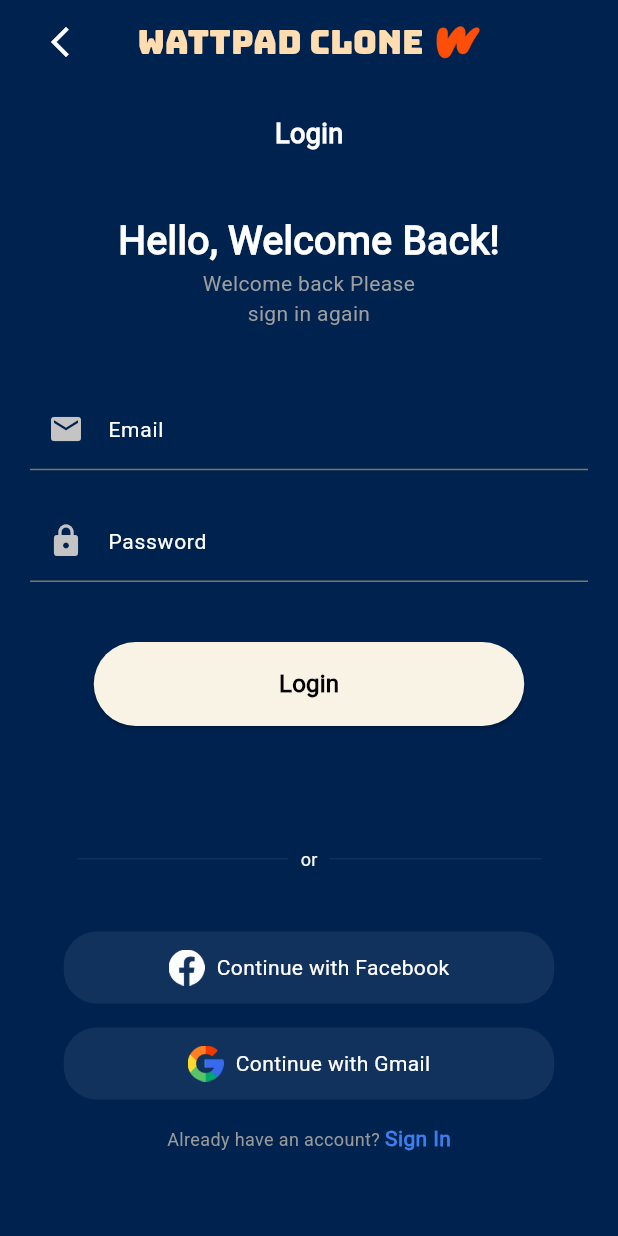
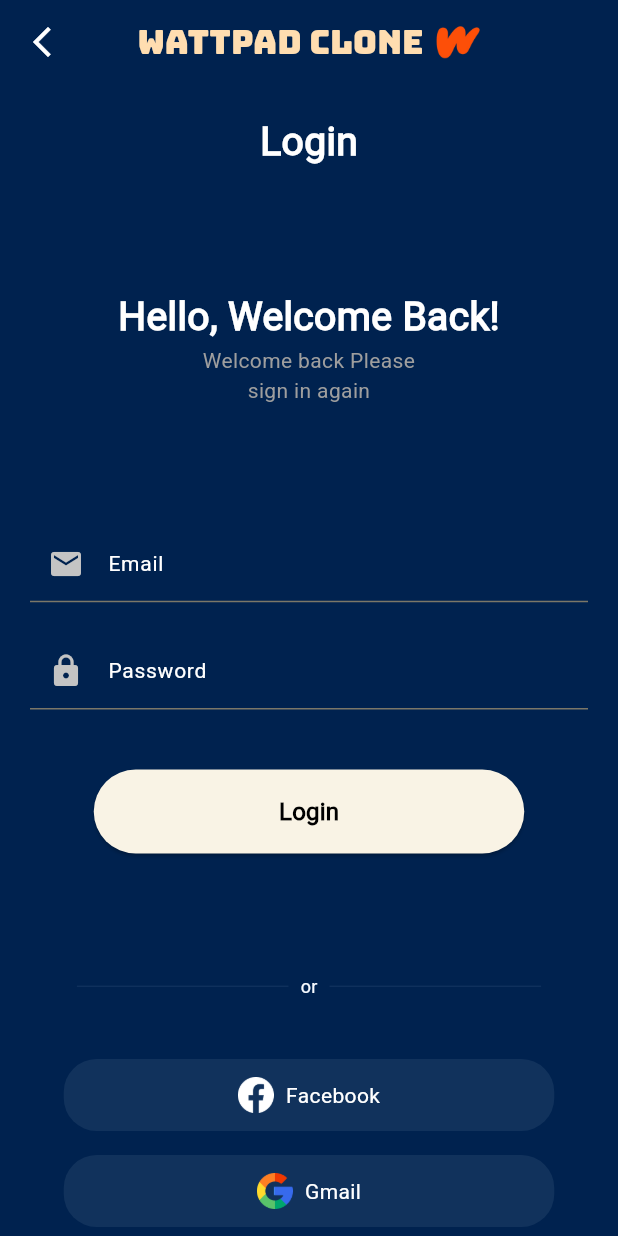
Before and after one commit to kirabian/PPKD_B3, a Flutter app: the screen it shows after launch, on a phone screen of 412 x 824 dp. Run offline on Flutter 3.47's test engine with Material 3 defaults, Android fonts, the phone set to English and light mode, and no system bars.

Commit message:
Update Tugas 6

```diff
--- a/lib/tugas_6/tugas6.dart
+++ b/lib/tugas_6/tugas6.dart
@@ -11,28 +11,44 @@
 class _WattpadCloneState extends State<WattpadClone> {
   final _formKey = GlobalKey<FormState>();
 
+  void _showFeatureNotAvailableDialog() {
+    showDialog(
+      context: context,
+      builder: (BuildContext context) {
+        return AlertDialog(
+          title: const Text("Fitur Belum Tersedia"),
+          content: const Text(
+            "Maaf, login dengan metode ini belum tersedia saat ini. Silakan gunakan email dan password.",
+          ),
+          actions: [
+            TextButton(
+              child: const Text("OK"),
+              onPressed: () {
+                Navigator.of(context).pop();
+              },
+            ),
+          ],
+        );
+      },
+    );
+  }
+
   @override
   Widget build(BuildContext context) {
     return Scaffold(
-      backgroundColor: Color(0xFF00224F),
+      backgroundColor: const Color(0xFF00224F),
       appBar: AppBar(
         backgroundColor: const Color(0xFF00224F),
-        automaticallyImplyLeading: false, // Nonaktifkan back button default
+        automaticallyImplyLeading: false,
         title: Stack(
           alignment: Alignment.center,
           children: [
-            // Back button di kiri
-            Align(
+            const Align(
               alignment: Alignment.centerLeft,
-              child: IconButton(
-                icon: const Icon(Icons.arrow_back_ios_new, color: Colors.white),
-                onPressed: () => Navigator.pop(context),
+              child: Icon(Icons.arrow_back_ios_new, color: Colors.white),
             ),
-            ),
-            // Judul dan logo di tengah
             Row(
-              mainAxisSize: MainAxisSize
-                  .min, // Penting agar row tidak mengambil lebar penuh
+              mainAxisSize: MainAxisSize.min,
               children: [
                 const Text(
                   'wattpad clone',
@@ -51,8 +67,7 @@
             ),
           ],
         ),
-        centerTitle:
-            true, // Tetap diperlukan untuk memastikan Stack berada di tengah
+        centerTitle: true,
       ),
       body: SingleChildScrollView(
         child: Stack(
@@ -63,20 +78,20 @@
                 child: Column(
                   mainAxisAlignment: MainAxisAlignment.center,
                   children: [
-                    SizedBox(height: 20),
-                    Text(
+                    const SizedBox(height: 20),
+                    const Text(
                       'Login',
                       style: TextStyle(
                         fontFamily: 'Roboto',
                         color: Colors.white,
-                        fontSize: 18,
+                        fontSize: 26,
                         fontWeight: FontWeight.bold,
                       ),
                     ),
-                    SizedBox(height: 40),
+                    const SizedBox(height: 80),
                     Container(
                       padding: const EdgeInsets.symmetric(horizontal: 20),
-                      child: Text(
+                      child: const Text(
                         "Hello, Welcome Back!",
                         style: TextStyle(
                           fontFamily: 'Roboto',
@@ -91,7 +106,7 @@
                       children: [
                         Padding(
                           padding: const EdgeInsets.symmetric(horizontal: 20),
-                          child: Text(
+                          child: const Text(
                             "Welcome back Please\nsign in again",
                             textAlign: TextAlign.center,
                             style: TextStyle(
@@ -104,23 +119,29 @@
                         ),
                       ],
                     ),
-                    SizedBox(height: 40),
+                    const SizedBox(height: 80),
                     Padding(
                       padding: const EdgeInsets.symmetric(horizontal: 20),
                       child: TextFormField(
-                        decoration: InputDecoration(
-                          prefixIcon: Icon(
-                            Icons.email,
-                            color: Color(0xFFC4C4C4),
-                          ),
-                          labelText: 'Email',
-                          labelStyle: TextStyle(
+                        style: const TextStyle(
                           color: Colors.white,
                           fontFamily: 'Roboto',
                           fontSize: 14,
                           fontWeight: FontWeight.w400,
                         ),
-                          border: UnderlineInputBorder(),
+                        decoration: InputDecoration(
+                          prefixIcon: const Icon(
+                            Icons.email,
+                            color: Color(0xFFC4C4C4),
+                          ),
+                          labelText: 'Email',
+                          labelStyle: const TextStyle(
+                            color: Colors.white,
+                            fontFamily: 'Roboto',
+                            fontSize: 14,
+                            fontWeight: FontWeight.w400,
+                          ),
+                          border: const UnderlineInputBorder(),
                         ),
                         validator: (value) {
                           if (value == null || value.isEmpty) {
@@ -133,23 +154,29 @@
                         },
                       ),
                     ),
-                    SizedBox(height: 20),
+                    const SizedBox(height: 20),
                     Padding(
                       padding: const EdgeInsets.symmetric(horizontal: 20),
                       child: TextFormField(
-                        decoration: InputDecoration(
-                          prefixIcon: Icon(
-                            Icons.lock,
-                            color: Color(0xFFC4C4C4),
-                          ),
-                          labelText: 'Password',
-                          labelStyle: TextStyle(
+                        style: const TextStyle(
                           color: Colors.white,
                           fontFamily: 'Roboto',
                           fontSize: 14,
                           fontWeight: FontWeight.w400,
                         ),
-                          border: UnderlineInputBorder(),
+                        decoration: InputDecoration(
+                          prefixIcon: const Icon(
+                            Icons.lock,
+                            color: Color(0xFFC4C4C4),
+                          ),
+                          labelText: 'Password',
+                          labelStyle: const TextStyle(
+                            color: Colors.white,
+                            fontFamily: 'Roboto',
+                            fontSize: 14,
+                            fontWeight: FontWeight.w400,
+                          ),
+                          border: const UnderlineInputBorder(),
                         ),
                         obscureText: true,
                         validator: (value) {
@@ -160,14 +187,18 @@
                         },
                       ),
                     ),
-                    SizedBox(height: 40),
+                    const SizedBox(height: 40),
                     SizedBox(
                       width: 287,
                       height: 56,
                       child: ElevatedButton(
                         onPressed: () {
                           if (_formKey.currentState!.validate()) {
-                            // Process data.
+                            ScaffoldMessenger.of(context).showSnackBar(
+                              const SnackBar(
+                                content: Text("Form Validasi Berhasil"),
+                              ),
+                            );
                           }
                         },
                         child: const Text(
@@ -176,19 +207,19 @@
                             color: Colors.black,
                             fontFamily: "Roboto",
                             fontSize: 16,
-                            fontWeight: FontWeight.bold, // Warna teks hitam
+                            fontWeight: FontWeight.bold,
                           ),
                         ),
                       ),
                     ),
-                    SizedBox(height: 80),
+                    const SizedBox(height: 80),
                     Row(
                       mainAxisAlignment: MainAxisAlignment.center,
                       children: [
                         Container(
                           width: 141,
                           height: 0.8,
-                          color: Color(0xFF12325E),
+                          color: const Color(0xFF12325E),
                         ),
                         const Padding(
                           padding: EdgeInsets.symmetric(horizontal: 8),
@@ -205,20 +236,22 @@
                         Container(
                           width: 141,
                           height: 0.8,
-                          color: Color(0xFF12325E),
+                          color: const Color(0xFF12325E),
                         ),
                       ],
                     ),
-                    SizedBox(height: 40),
+                    const SizedBox(height: 40),
                     Column(
                       mainAxisAlignment: MainAxisAlignment.start,
                       children: [
-                        // Kotak Facebook
-                        Container(
+                        // Facebook Button
+                        GestureDetector(
+                          onTap: _showFeatureNotAvailableDialog,
+                          child: Container(
                             width: 327,
                             height: 48,
                             decoration: BoxDecoration(
-                            color: Color(0xFF11325C),
+                              color: const Color(0xFF11325C),
                               borderRadius: BorderRadius.circular(22),
                             ),
                             child: Row(
@@ -228,10 +261,10 @@
                                   'assets/images/logos/Facebook.png',
                                   width: 24,
                                   height: 24,
-                              ), // Logo Facebook
-                              SizedBox(width: 8),
-                              Text(
-                                'Continue with Facebook',
+                                ),
+                                const SizedBox(width: 8),
+                                const Text(
+                                  'Facebook',
                                   style: TextStyle(
                                     color: Colors.white,
                                     fontWeight: FontWeight.w500,
@@ -242,13 +275,16 @@
                               ],
                             ),
                           ),
-                        SizedBox(height: 16), // Spasi antar kotak
-                        // Kotak Gmail
-                        Container(
+                        ),
+                        const SizedBox(height: 16),
+                        // Gmail Button
+                        GestureDetector(
+                          onTap: _showFeatureNotAvailableDialog,
+                          child: Container(
                             width: 327,
                             height: 48,
                             decoration: BoxDecoration(
-                            color: Color(0xFF11325C),
+                              color: const Color(0xFF11325C),
                               borderRadius: BorderRadius.circular(22),
                             ),
                             child: Row(
@@ -259,9 +295,9 @@
                                   width: 24,
                                   height: 24,
                                 ),
-                              SizedBox(width: 8),
-                              Text(
-                                'Continue with Gmail',
+                                const SizedBox(width: 8),
+                                const Text(
+                                  'Gmail',
                                   style: TextStyle(
                                     color: Colors.white,
                                     fontWeight: FontWeight.w500,
@@ -272,7 +308,8 @@
                               ],
                             ),
                           ),
-                        SizedBox(height: 16),
+                        ),
+                        const SizedBox(height: 16),
                         Center(
                           child: Row(
                             mainAxisAlignment: MainAxisAlignment.center,
@@ -284,7 +321,7 @@
                                       print("Text Rich Tapped");
                                     },
                                   text: "Already have an account? ",
-                                  style: TextStyle(
+                                  style: const TextStyle(
                                     fontWeight: FontWeight.w400,
                                     fontSize: 12,
                                     color: Color(0xFF999999),
@@ -292,7 +329,7 @@
                                   children: [
                                     TextSpan(
                                       text: "Sign In",
-                                      style: TextStyle(
+                                      style: const TextStyle(
                                         fontSize: 14,
                                         fontWeight: FontWeight.w700,
                                         color: Color(0xFF3C7EEE),
```
Lines whose indentation alone changed are shown as unchanged.
